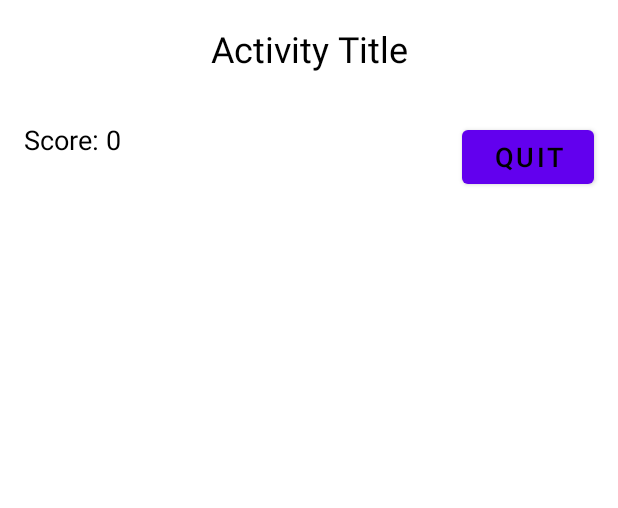
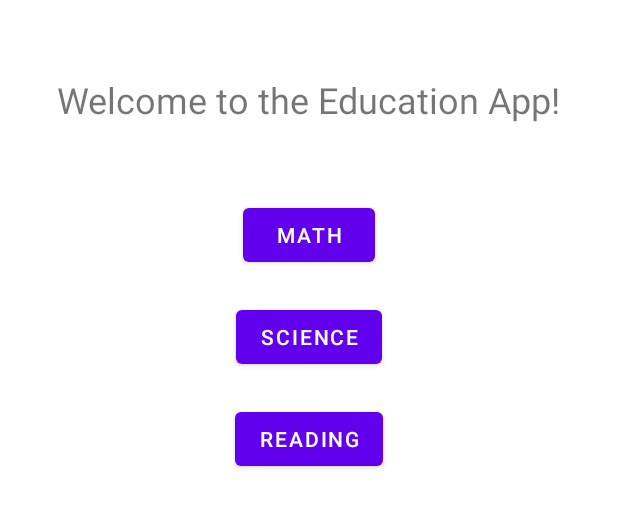
Before and after one commit to aidenlignieres/CP3406-EducationApp, an Android app: the layout landing_page.xml on its own in the app's theme, with its tools: preview values and no code run, on a phone screen of 412 x 824 dp. Shown: the top 508 px of the screen. Run offline under Robolectric (Android 15) with nearby library versions, the phone set to English and light mode, and no system bars.

Commit message:
Fixed updated error between both pages

```diff
--- a/app/src/main/res/layout/landing_page.xml
+++ b/app/src/main/res/layout/landing_page.xml
@@ -3,53 +3,40 @@
     android:layout_height="match_parent">
 
     <TextView
-        android:id="@+id/titleTextView"
-        android:layout_width="match_parent"
-        android:layout_height="wrap_content"
-        android:text="Activity Title"
-        android:textSize="24sp"
-        android:textColor="@android:color/black"
-        android:textAlignment="center"
-        android:padding="16dp" />
-
-    <TextView
-        android:id="@+id/scoreTextView"
+        android:id="@+id/welcomeMessage"
         android:layout_width="wrap_content"
         android:layout_height="wrap_content"
-        android:text="Score: 0"
-        android:textSize="18sp"
-        android:textColor="@android:color/black"
-        android:padding="16dp"
-        android:layout_below="@id/titleTextView" />
+        android:layout_below="@id/imageView"
+        android:layout_centerHorizontal="true"
+        android:layout_marginTop="50dp"
+        android:text="Welcome to the Education App!"
+        android:textSize="24sp" />
 
     <Button
-        android:id="@+id/quitButton"
+        android:id="@+id/mathButton"
         android:layout_width="wrap_content"
         android:layout_height="wrap_content"
-        android:text="Quit"
-        android:textSize="18sp"
-        android:textColor="@android:color/black"
-        android:layout_alignParentEnd="true"
-        android:layout_margin="16dp"
-        android:layout_below="@id/titleTextView" />
+        android:layout_below="@id/welcomeMessage"
+        android:layout_marginTop="50dp"
+        android:layout_centerHorizontal="true"
+        android:text="Math" />
 
-    <ScrollView
-        android:layout_width="match_parent"
-        android:layout_height="match_parent"
-        android:layout_below="@id/scoreTextView"
-        android:layout_above="@id/quitButton">
+    <Button
+        android:id="@+id/scienceButton"
+        android:layout_width="wrap_content"
+        android:layout_height="wrap_content"
+        android:layout_below="@id/mathButton"
+        android:layout_marginTop="20dp"
+        android:layout_centerHorizontal="true"
+        android:text="Science" />
 
-        <LinearLayout
-            android:id="@+id/questionLayout"
-            android:layout_width="match_parent"
-            android:layout_height="wrap_content"
-            android:orientation="vertical"
-            android:padding="16dp">
-
-            <!-- Dynamic question and answer options -->
-
-        </LinearLayout>
-
-    </ScrollView>
+    <Button
+        android:id="@+id/readingButton"
+        android:layout_width="wrap_content"
+        android:layout_height="wrap_content"
+        android:layout_below="@id/scienceButton"
+        android:layout_marginTop="20dp"
+        android:layout_centerHorizontal="true"
+        android:text="Reading" />
 
 </RelativeLayout>
```
Also changed, not shown: app/src/main/res/layout/activity_screen.xml (+34 -14 lines).
